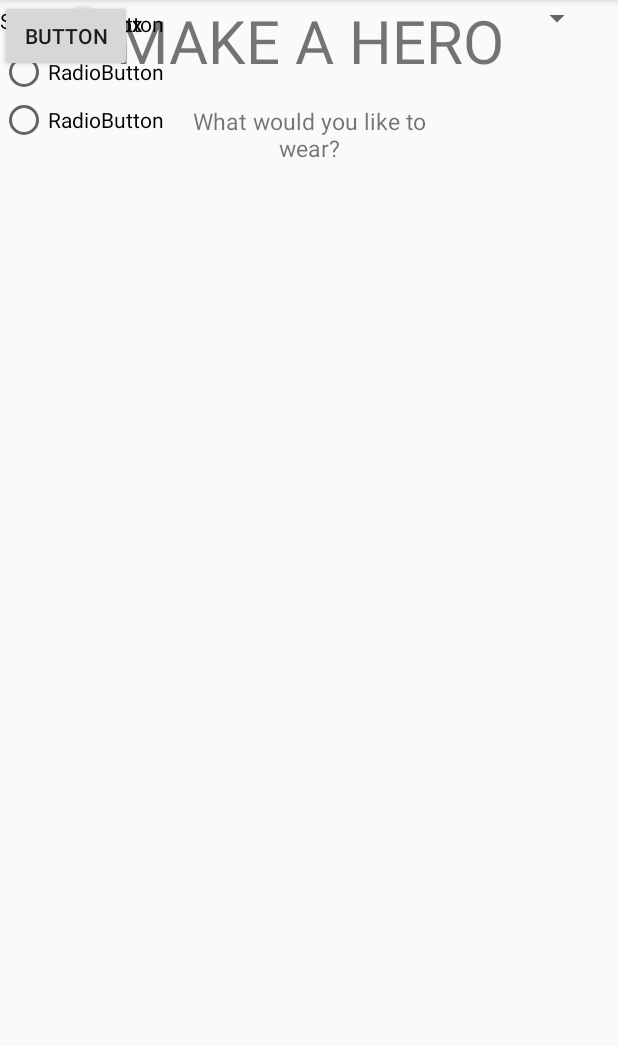
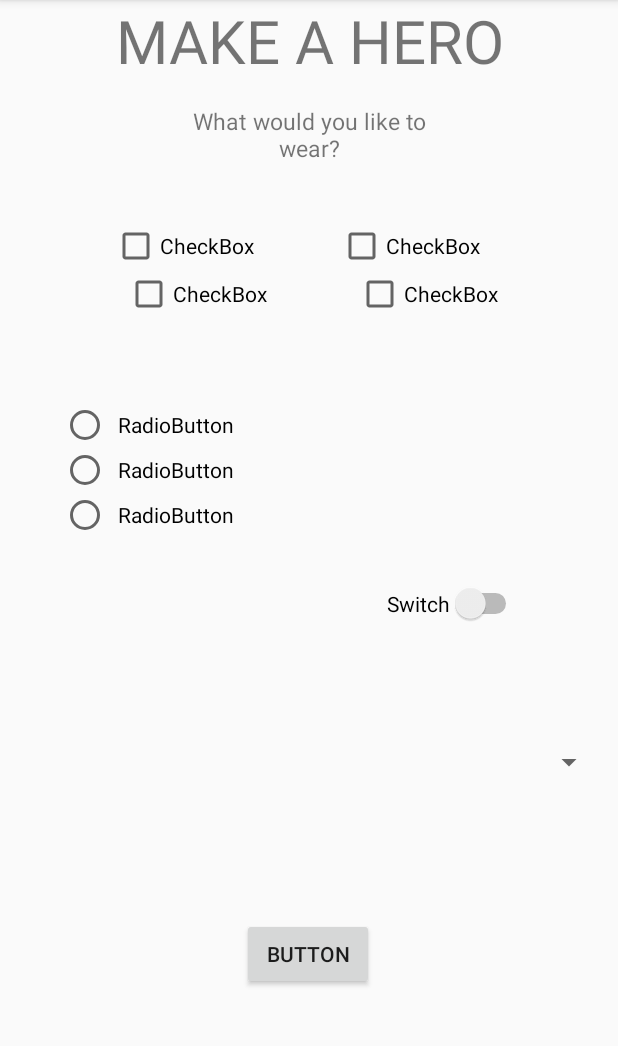
Before and after one commit to Tommy-Koder/ToolBoxKovathana, an Android app: the screen it shows after launch (MainActivity), on a phone screen of 412 x 824 dp, the part 84-1130 px from its top. Run offline under Robolectric (Android 15) with nearby library versions, the phone set to English and light mode, and no system bars.

Commit message:
Contrainted Elements

```diff
--- a/app/src/main/res/layout/activity_main.xml
+++ b/app/src/main/res/layout/activity_main.xml
@@ -7,13 +7,14 @@
     tools:context=".MainActivity">
 
     <TextView
+        android:id="@+id/textView"
         android:layout_width="@dimen/titleTextWidth"
         android:layout_height="@dimen/titleTextLength"
+        android:gravity="center"
         android:text="MAKE A HERO"
         android:textSize="@dimen/titleTextSize"
         app:layout_constraintEnd_toEndOf="parent"
         app:layout_constraintStart_toStartOf="parent"
-        android:gravity="center"
         app:layout_constraintTop_toTopOf="parent" />
 
     <TextView
@@ -33,12 +34,13 @@
         android:layout_width="wrap_content"
         android:layout_height="wrap_content"
         android:layout_marginStart="8dp"
+        android:layout_marginTop="148dp"
         android:layout_marginEnd="56dp"
         android:text="CheckBox"
         app:layout_constraintEnd_toStartOf="@+id/checkBoxLeggings"
-        app:layout_constraintHorizontal_bias="0.958"
+        app:layout_constraintHorizontal_bias="1.0"
         app:layout_constraintStart_toStartOf="parent"
-        tools:layout_editor_absoluteY="135dp" />
+        app:layout_constraintTop_toTopOf="parent" />
 
     <CheckBox
         android:id="@+id/checkBoxArmor"
@@ -50,80 +52,111 @@
         app:layout_constraintEnd_toStartOf="@+id/checkBoxShoes"
         app:layout_constraintHorizontal_bias="0.958"
         app:layout_constraintStart_toStartOf="parent"
-        tools:layout_editor_absoluteY="180dp" />
+        app:layout_constraintTop_toBottomOf="@+id/checkBoxHelmet" />
 
     <CheckBox
         android:id="@+id/checkBoxLeggings"
         android:layout_width="wrap_content"
         android:layout_height="wrap_content"
+        android:layout_marginTop="148dp"
+        android:layout_marginEnd="92dp"
         android:text="CheckBox"
-        tools:layout_editor_absoluteX="233dp"
-        tools:layout_editor_absoluteY="135dp" />
+        app:layout_constraintEnd_toEndOf="parent"
+        app:layout_constraintTop_toTopOf="parent" />
 
     <CheckBox
         android:id="@+id/checkBoxShoes"
         android:layout_width="wrap_content"
         android:layout_height="wrap_content"
+        android:layout_marginEnd="80dp"
         android:text="CheckBox"
-        tools:layout_editor_absoluteX="233dp"
-        tools:layout_editor_absoluteY="180dp" />
+        app:layout_constraintEnd_toEndOf="parent"
+        app:layout_constraintTop_toBottomOf="@+id/checkBoxLeggings" />
 
     <RadioButton
         android:id="@+id/radioButton"
-        android:layout_width="wrap_content"
-        android:layout_height="wrap_content"
+        android:layout_width="@dimen/checkboxWidth"
+        android:layout_height="@dimen/checkboxLength"
+        android:width="@dimen/checkboxWidth"
+        android:height="@dimen/checkboxLength"
         android:text="RadioButton"
-        tools:layout_editor_absoluteX="50dp"
-        tools:layout_editor_absoluteY="287dp" />
+        android:layout_marginTop="@dimen/radioMargin"
+        android:gravity="center"
+        app:layout_constraintEnd_toEndOf="@+id/radioGroup"
+        app:layout_constraintHorizontal_bias="1.0"
+        app:layout_constraintStart_toStartOf="@+id/radioGroup"
+        app:layout_constraintTop_toTopOf="@+id/radioGroup" />
 
     <RadioButton
         android:id="@+id/radioButton2"
-        android:layout_width="wrap_content"
-        android:layout_height="wrap_content"
+        android:layout_width="@dimen/checkboxWidth"
+        android:layout_height="@dimen/checkboxLength"
+        android:layout_marginTop="@dimen/radioMargin"
+        android:width="@dimen/checkboxWidth"
+        android:height="@dimen/checkboxLength"
         android:text="RadioButton"
-        app:layout_constraintTop_toBottomOf="@+id/radioButton"
-        tools:layout_editor_absoluteX="50dp" />
+        android:gravity="center"
+        app:layout_constraintEnd_toEndOf="@+id/radioGroup"
+        app:layout_constraintStart_toStartOf="@+id/radioGroup"
+        app:layout_constraintTop_toBottomOf="@+id/radioButton" />
 
     <RadioButton
         android:id="@+id/radioButton3"
-        android:layout_width="wrap_content"
-        android:layout_height="wrap_content"
+        android:layout_width="@dimen/checkboxWidth"
+        android:layout_height="@dimen/checkboxLength"
+        android:layout_marginTop="@dimen/radioMargin"
+        android:width="@dimen/checkboxWidth"
+        android:height="@dimen/checkboxLength"
         android:text="RadioButton"
-        app:layout_constraintTop_toBottomOf="@+id/radioButton2"
-        tools:layout_editor_absoluteX="50dp" />
+        android:gravity="center"
+        app:layout_constraintBottom_toBottomOf="@+id/radioGroup"
+        app:layout_constraintEnd_toEndOf="@+id/radioGroup"
+        app:layout_constraintStart_toStartOf="@+id/radioGroup"
+        app:layout_constraintTop_toBottomOf="@+id/radioButton2" />
 
     <RadioGroup
-        android:layout_width="146dp"
-        android:layout_height="156dp"
-        android:layout_marginStart="48dp"
-        app:layout_constraintBottom_toBottomOf="@+id/radioButton3"
-        app:layout_constraintEnd_toEndOf="@+id/radioButton2"
-        app:layout_constraintHorizontal_bias="0.393"
+        android:id="@+id/radioGroup"
+        android:layout_width="@dimen/radioGroupWidth"
+        android:layout_height="@dimen/radioGroupLength"
+        android:layout_marginTop="268dp"
+        android:layout_marginEnd="8dp"
+        android:width="@dimen/checkboxWidth"
+        android:height="@dimen/checkboxLength"
+        app:layout_constraintEnd_toEndOf="parent"
+        app:layout_constraintHorizontal_bias="0.144"
         app:layout_constraintStart_toStartOf="parent"
-        app:layout_constraintTop_toTopOf="@+id/radioButton"
-        app:layout_constraintVertical_bias="0.45" />
+        app:layout_constraintTop_toTopOf="parent" />
 
     <Switch
         android:id="@+id/switch1"
         android:layout_width="wrap_content"
         android:layout_height="wrap_content"
+        android:layout_marginEnd="64dp"
+        android:layout_marginBottom="352dp"
         android:text="Switch"
-        tools:layout_editor_absoluteX="274dp"
-        tools:layout_editor_absoluteY="342dp" />
+        app:layout_constraintBottom_toBottomOf="parent"
+        app:layout_constraintEnd_toEndOf="parent" />
 
     <Button
         android:id="@+id/button"
         android:layout_width="wrap_content"
         android:layout_height="wrap_content"
+        android:layout_marginStart="8dp"
+        android:layout_marginEnd="8dp"
+        android:layout_marginBottom="108dp"
         android:text="Button"
-        tools:layout_editor_absoluteX="145dp"
-        tools:layout_editor_absoluteY="577dp" />
+        app:layout_constraintBottom_toBottomOf="parent"
+        app:layout_constraintEnd_toEndOf="parent"
+        app:layout_constraintHorizontal_bias="0.498"
+        app:layout_constraintStart_toStartOf="parent" />
 
     <Spinner
         android:id="@+id/spinner2"
         android:layout_width="395dp"
         android:layout_height="wrap_content"
-        tools:layout_editor_absoluteX="0dp"
-        tools:layout_editor_absoluteY="442dp" />
+        android:layout_marginStart="8dp"
+        android:layout_marginBottom="92dp"
+        app:layout_constraintBottom_toTopOf="@+id/button"
+        app:layout_constraintStart_toStartOf="parent" />
 
 </androidx.constraintlayout.widget.ConstraintLayout>
--- a/app/src/main/res/values/dimens.xml
+++ b/app/src/main/res/values/dimens.xml
@@ -3,7 +3,12 @@
     <dimen name="titleTextSize">40sp</dimen>
     <dimen name="titleTextWidth">300dp</dimen>
     <dimen name="titleTextLength">50dp</dimen>
-    <dimen name="radioTopMargin">0dp</dimen>
+    <dimen name="radioMargin">0dp</dimen>
+    <dimen name="checkboxWidth">120dp</dimen>
+    <dimen name="checkboxLength">30dp</dimen>
+    <dimen name="radioGroupWidth">120dp</dimen>
+    <dimen name="radioGroupLength">90dp</dimen>
+
 
 
 
```
